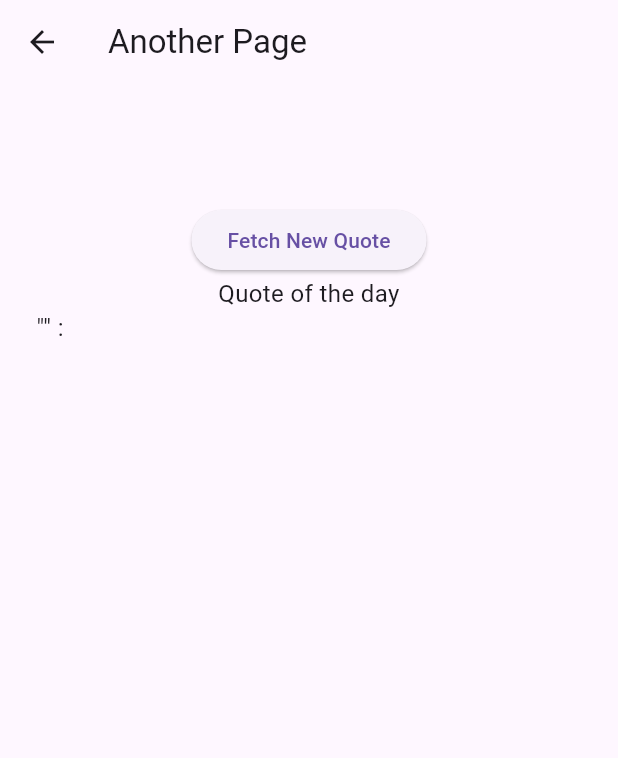
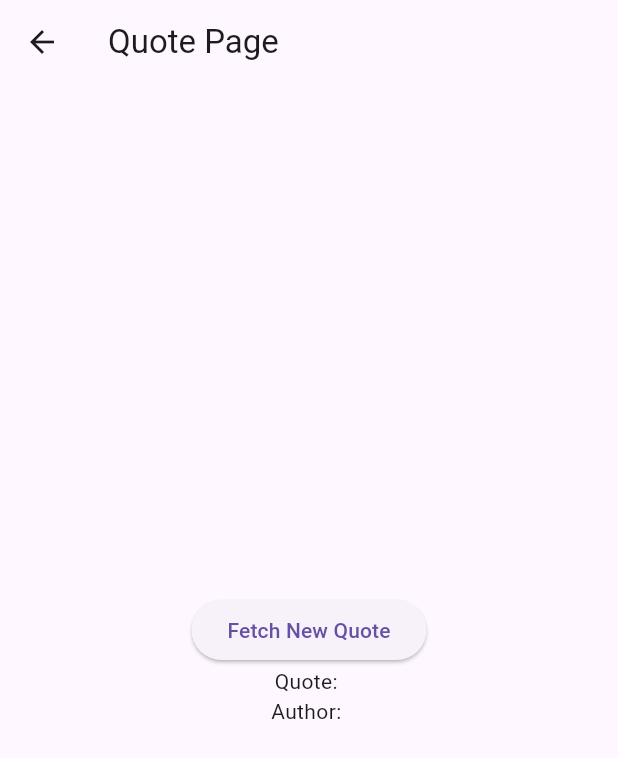
Before and after one commit to GaudShivu22/task, a Flutter app: the AnotherPage screen opened directly with empty values, after a tap on "Fetch New Quote", on a phone screen of 412 x 824 dp. Shown: the top 758 px of the screen. Run offline on Flutter 3.47's test engine with Material 3 defaults, Android fonts, the phone set to English and light mode, and no system bars; our stand-ins replace dio, flutter_riverpod.

Commit message:
Update anotherpage.dart

```diff
--- a/lib/anotherpage.dart
+++ b/lib/anotherpage.dart
@@ -1,55 +1,33 @@
 import 'package:flutter/material.dart';
 
-class AnotherPage extends StatefulWidget {
+class AnotherPage extends StatelessWidget {
   final String currentAuthor;
   final String currentQuote;
   final Future<void> Function() fetchApiResponse;
 
-  const AnotherPage({
-    Key? key,
-    required this.currentAuthor,
-    required this.currentQuote,
-    required this.fetchApiResponse,
-  }) : super(key: key);
+  AnotherPage({required this.currentAuthor, required this.currentQuote, required this.fetchApiResponse});
 
-  @override
-  State<AnotherPage> createState() => _AnotherPageState();
-}
-
-class _AnotherPageState extends State<AnotherPage> {
   @override
   Widget build(BuildContext context) {
     return Scaffold(
       appBar: AppBar(
-        title: const Text('Another Page'),
+        title: Text('Quote Page'),
       ),
-      body: Padding(
-        padding: const EdgeInsets.all(20),
+      body: Center(
         child: Column(
-          crossAxisAlignment: CrossAxisAlignment.start,
-          children: <Widget>[
-            const SizedBox(height: 60),
-
-         //  call fetchapi function here
+          mainAxisAlignment: MainAxisAlignment.center,
+          children: [
             Center(
               child: ElevatedButton(
                 onPressed: () async {
-                  await widget.fetchApiResponse();
+                  await fetchApiResponse();
                 },
-                child: const Text("Fetch New Quote"),
+                child: Text('Fetch New Quote'),
               ),
             ),
-            const Center(
-              child: Text(
-                'Quote of the day',
-                style: TextStyle(fontSize: 16),
-                textAlign: TextAlign.center,
-              ),
-            ),
-            Text(
-              ' "${widget.currentQuote}" : ${widget.currentAuthor} ',
-              style: const TextStyle(fontSize: 16),
-            ),
+            Text('Quote: $currentQuote'),
+            Text('Author: $currentAuthor'),
+
 
           ],
         ),
```
